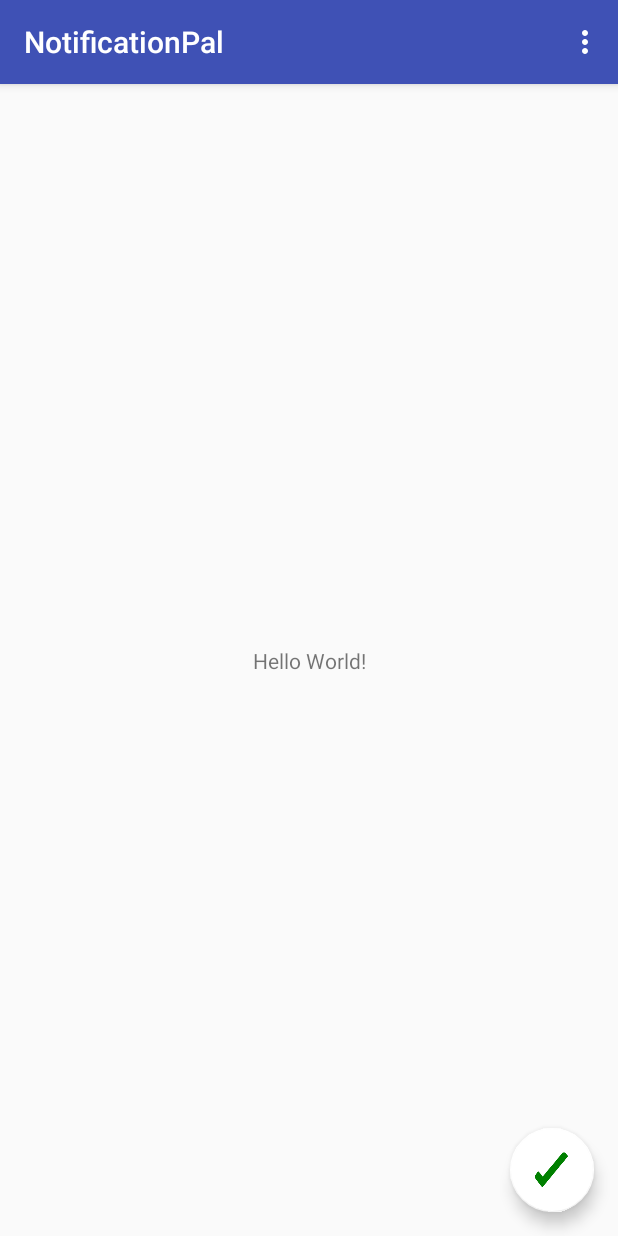
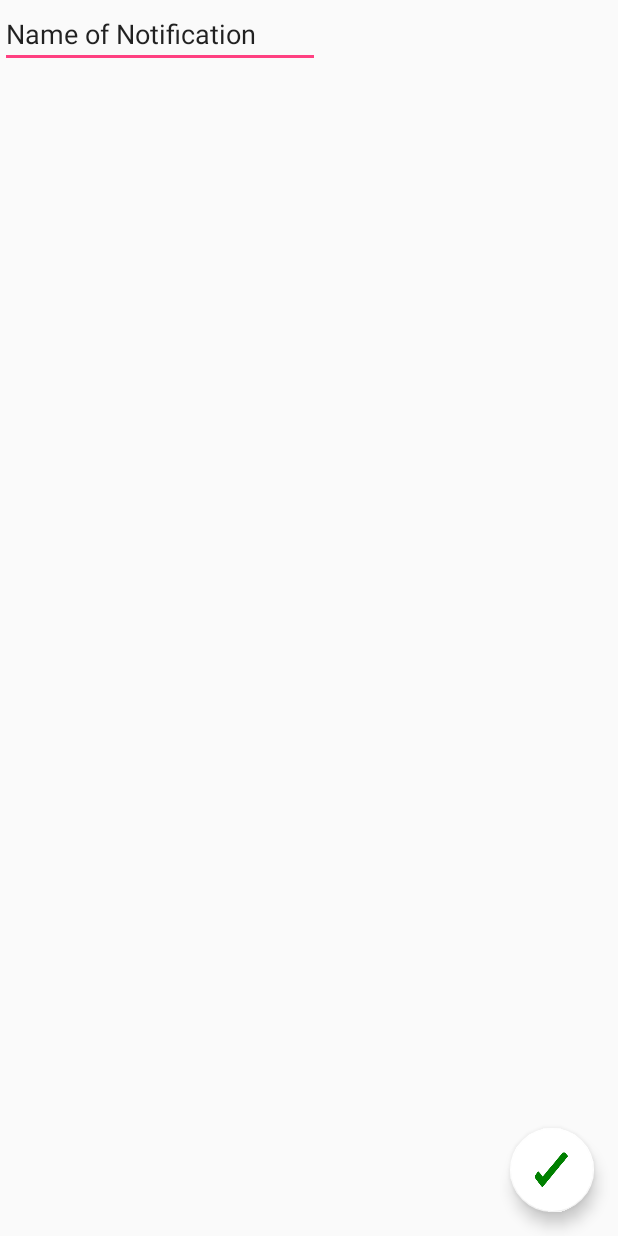
Before and after one commit to robknows/NotificationPal, an Android app: the screen it shows after launch (MainActivity), after a tap on an icon or button, on a phone screen of 412 x 824 dp. Run offline under Robolectric (Android 15) with nearby library versions, the phone set to English and light mode, and no system bars.

Commit message:
User chooses notification title in gui

```diff
--- a/app/src/main/java/com/app/notificationpal/MainActivity.java
+++ b/app/src/main/java/com/app/notificationpal/MainActivity.java
@@ -3,21 +3,23 @@ package com.app.notificationpal;
 import android.os.Bundle;
 import android.support.design.widget.FloatingActionButton;
 import android.support.v7.app.AppCompatActivity;
-import android.support.v7.widget.Toolbar;
 import android.view.Menu;
 import android.view.MenuItem;
+import android.widget.EditText;
 
 public class MainActivity extends AppCompatActivity {
     @Override
     protected void onCreate(Bundle savedInstanceState) {
         super.onCreate(savedInstanceState);
         setContentView(R.layout.activity_main);
-        Toolbar toolbar = (Toolbar) findViewById(R.id.toolbar);
-        setSupportActionBar(toolbar);
 
         final Notifier notifier = new Notifier(this);
+
         FloatingActionButton fab = (FloatingActionButton) findViewById(R.id.submitNotification);
-        fab.setOnClickListener(view -> notifier.createNotification("Local Train Time"));
+        fab.setOnClickListener(view -> {
+            EditText notificationName = (EditText) findViewById(R.id.notificationName);
+            notifier.createNotification(notificationName.getText().toString());
+        });
     }
 
     @Override
--- a/app/src/main/res/layout/activity_main.xml
+++ b/app/src/main/res/layout/activity_main.xml
@@ -6,28 +6,24 @@
     android:layout_height="match_parent"
     tools:context="com.app.notificationpal.MainActivity">
 
-    <android.support.design.widget.AppBarLayout
-        android:layout_width="match_parent"
+    <EditText
+        android:id="@+id/notificationName"
+        android:layout_width="wrap_content"
         android:layout_height="wrap_content"
-        android:theme="@style/AppTheme.AppBarOverlay">
-
-        <android.support.v7.widget.Toolbar
-            android:id="@+id/toolbar"
-            android:layout_width="match_parent"
-            android:layout_height="?attr/actionBarSize"
-            android:background="?attr/colorPrimary"
-            app:popupTheme="@style/AppTheme.PopupOverlay" />
-
-    </android.support.design.widget.AppBarLayout>
-
-    <include layout="@layout/content_main" />
+        android:layout_weight="0.00"
+        android:ems="10"
+        android:inputType="text"
+        android:maxLines="1"
+        android:text="Name of Notification"
+        android:visibility="visible" />
 
     <android.support.design.widget.FloatingActionButton
         android:id="@+id/submitNotification"
-        android:layout_width="wrap_content"
+        android:layout_width="match_parent"
         android:layout_height="wrap_content"
         android:layout_gravity="bottom|end"
         android:layout_margin="@dimen/fab_margin"
+        android:layout_weight="1"
         app:backgroundTint="@android:color/background_light"
         app:srcCompat="@drawable/greentick" />
 
--- a/app/src/main/res/layout/content_main.xml
+++ b/app/src/main/res/layout/content_main.xml
@@ -5,8 +5,7 @@
     android:layout_width="match_parent"
     android:layout_height="match_parent"
     app:layout_behavior="@string/appbar_scrolling_view_behavior"
-    tools:context="com.app.notificationpal.MainActivity"
-    tools:showIn="@layout/activity_main">
+    tools:context="com.app.notificationpal.MainActivity">
 
     <TextView
         android:layout_width="wrap_content"
```
Also changed, not shown: 2 other files.
